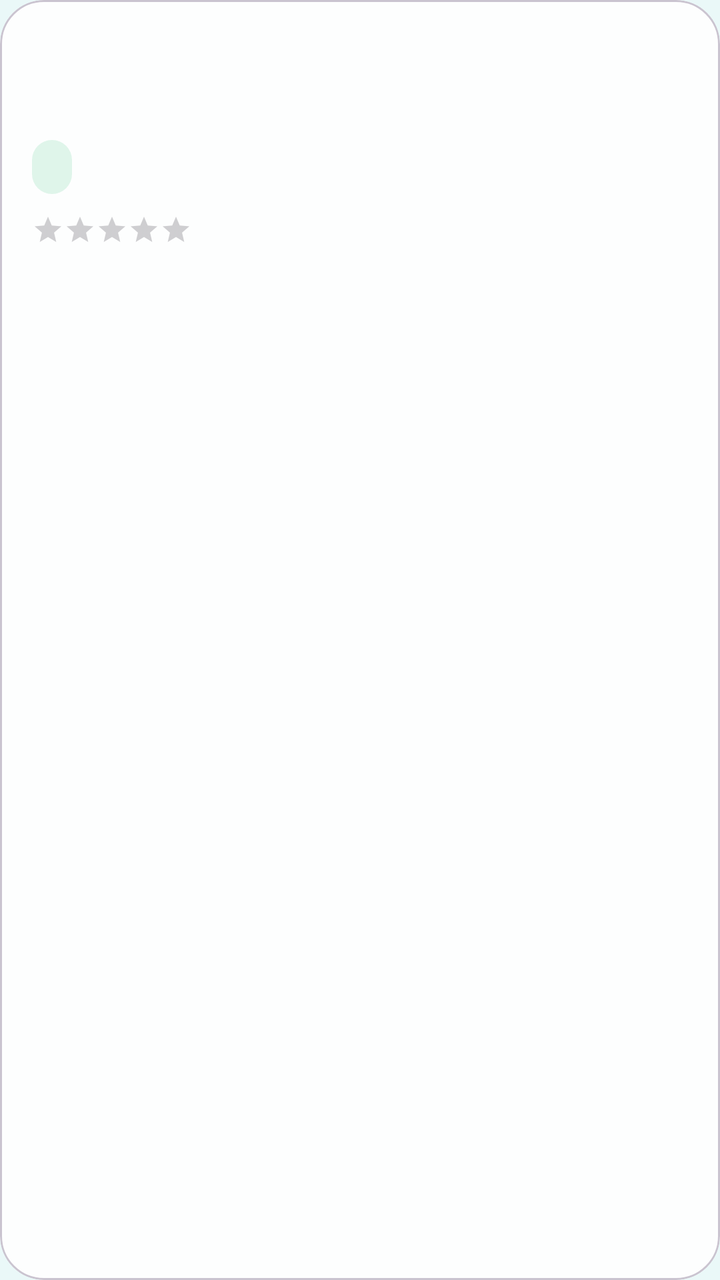
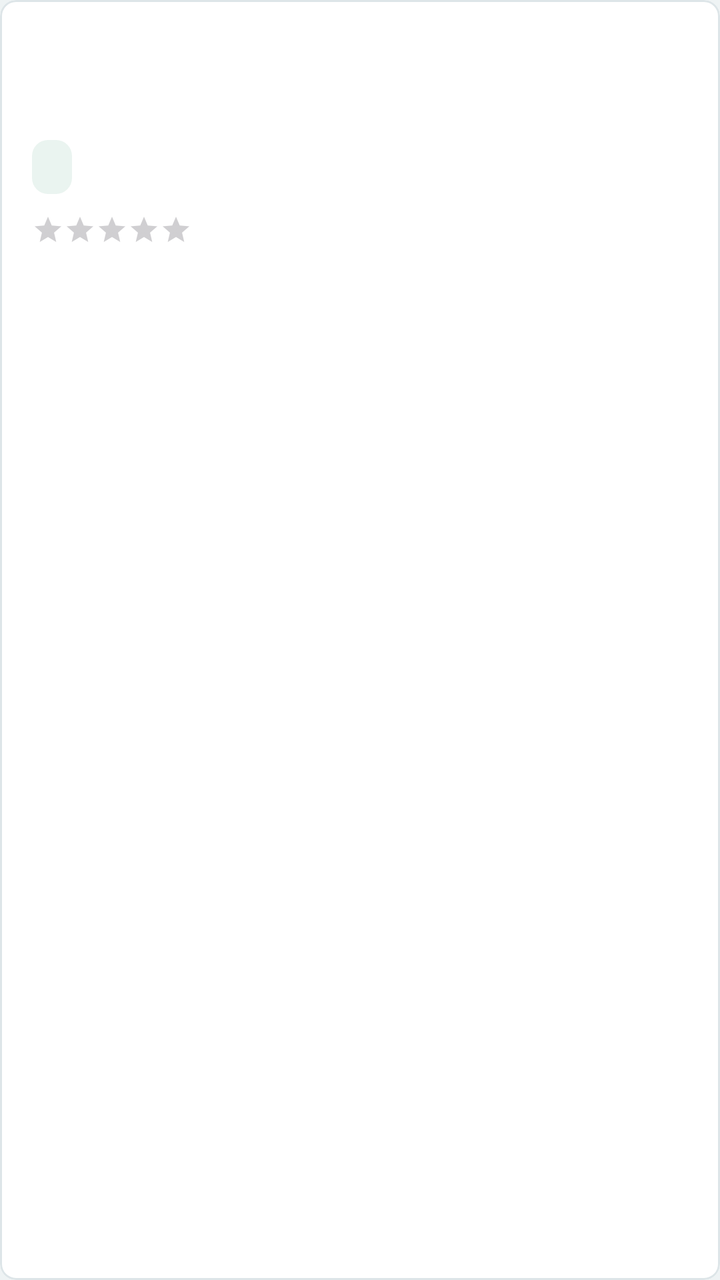

An Android layout rendered at two revisions. The XML below is the earlier revision; the diff shows what the commit changed to produce the second picture.
<!-- AndroidManifest.xml: application theme Theme.ViBaCar -->
<!-- res/layout/item_reserva.xml -->
<?xml version="1.0" encoding="utf-8"?>
<com.google.android.material.card.MaterialCardView xmlns:android="http://schemas.android.com/apk/res/android"
    xmlns:app="http://schemas.android.com/apk/res-auto"
    android:layout_width="match_parent"
    android:layout_height="wrap_content"
    android:layout_marginBottom="12dp"
    app:cardBackgroundColor="@color/color_targeta"
    app:cardCornerRadius="22dp">

    <LinearLayout
        android:layout_width="match_parent"
        android:layout_height="wrap_content"
        android:orientation="vertical"
        android:padding="16dp">

        <TextView
            android:id="@+id/txtTitol"
            android:layout_width="match_parent"
            android:layout_height="wrap_content"
            android:textColor="@color/color_text_principal"
            android:textStyle="bold" />

        <TextView
            android:id="@+id/txtSubtitol"
            android:layout_width="match_parent"
            android:layout_height="wrap_content"
            android:layout_marginTop="6dp"
            android:textColor="@color/color_text_secundari" />

        <TextView
            android:id="@+id/txtEstat"
            android:layout_width="wrap_content"
            android:layout_height="wrap_content"
            android:layout_marginTop="10dp"
            android:background="@drawable/fons_xip"
            android:paddingStart="10dp"
            android:paddingTop="4dp"
            android:paddingEnd="10dp"
            android:paddingBottom="4dp"
            android:textColor="@color/color_principal_fosc"
            android:textStyle="bold" />

        <LinearLayout
            android:layout_width="match_parent"
            android:layout_height="wrap_content"
            android:layout_marginTop="10dp"
            android:gravity="center_vertical"
            android:orientation="horizontal">

            <RatingBar
                android:id="@+id/barraValoracio"
                style="?android:attr/ratingBarStyleSmall"
                android:layout_width="wrap_content"
                android:layout_height="wrap_content"
                android:isIndicator="true"
                android:numStars="5"
                android:stepSize="1" />

            <Space
                android:layout_width="0dp"
                android:layout_height="1dp"
                android:layout_weight="1" />

            <com.google.android.material.button.MaterialButton
                android:id="@+id/botoSecundari"
                style="@style/Widget.Material3.Button.TextButton"
                android:layout_width="wrap_content"
                android:layout_height="wrap_content"
                android:visibility="gone" />

            <com.google.android.material.button.MaterialButton
                android:id="@+id/botoPrincipal"
                style="@style/Widget.Material3.Button.TextButton"
                android:layout_width="wrap_content"
                android:layout_height="wrap_content"
                android:visibility="gone" />

            <com.google.android.material.button.MaterialButton
                android:id="@+id/botoPuntuar"
                style="@style/Widget.Material3.Button.TextButton"
                android:layout_width="wrap_content"
                android:layout_height="wrap_content"
                android:visibility="gone"
                android:text="@string/boto_puntuar" />
        </LinearLayout>
    </LinearLayout>

</com.google.android.material.card.MaterialCardView>
<!-- resources referenced by this layout -->
<resources>
  <color name="color_principal_fosc">#2DA5BB</color>
  <color name="color_targeta">#FDFEFE</color>
  <color name="color_text_principal">#17354A</color>
  <color name="color_text_secundari">#547283</color>
  <!-- drawable fons_xip (drawable) -->
  <?xml version="1.0" encoding="utf-8"?>
  <shape xmlns:android="http://schemas.android.com/apk/res/android">
      <solid android:color="@color/color_xip" />
      <corners android:radius="18dp" />
  </shape>
  <string name="boto_puntuar">Puntuar</string>
  <style name="Theme.ViBaCar" parent="Base.Theme.ViBaCar" />
  <color name="color_xip">#DFF5EA</color>
  <style name="Base.Theme.ViBaCar" parent="Theme.Material3.Light.NoActionBar">
          <item name="colorPrimary">@color/color_principal</item>
          <item name="colorOnPrimary">@color/color_text_clar</item>
          <item name="colorSecondary">@color/color_secundari</item>
          <item name="android:statusBarColor">@android:color/transparent</item>
          <item name="android:navigationBarColor">@color/color_fons</item>
          <item name="android:windowLightStatusBar">true</item>
          <item name="android:windowBackground">@color/color_fons</item>
      </style>
  <color name="color_principal">#44C3D6</color>
  <color name="color_text_clar">#FFFFFF</color>
  <color name="color_secundari">#78D6A2</color>
  <color name="color_fons">#EAF8F8</color>
</resources>

<!-- the commit's change to res/layout/item_reserva.xml (unified diff, before → after) -->
@@ -5,7 +5,10 @@
     android:layout_height="wrap_content"
     android:layout_marginBottom="12dp"
     app:cardBackgroundColor="@color/color_targeta"
-    app:cardCornerRadius="22dp">
+    app:cardCornerRadius="8dp"
+    app:cardElevation="0dp"
+    app:strokeColor="@color/color_linia"
+    app:strokeWidth="1dp">
 
     <LinearLayout
         android:layout_width="match_parent"
<!-- resource entries referenced after the edit -->
@@ -1,18 +1,19 @@
 <!-- resources referenced by this layout -->
 <resources>
-  <color name="color_principal_fosc">#2DA5BB</color>
-  <color name="color_targeta">#FDFEFE</color>
-  <color name="color_text_principal">#17354A</color>
-  <color name="color_text_secundari">#547283</color>
+  <color name="color_linia">#DDE5E8</color>
+  <color name="color_principal_fosc">#073F46</color>
+  <color name="color_targeta">#FFFFFF</color>
+  <color name="color_text_principal">#14212B</color>
+  <color name="color_text_secundari">#63727C</color>
   <!-- drawable fons_xip (drawable) -->
   <?xml version="1.0" encoding="utf-8"?>
   <shape xmlns:android="http://schemas.android.com/apk/res/android">
       <solid android:color="@color/color_xip" />
-      <corners android:radius="18dp" />
+      <corners android:radius="8dp" />
   </shape>
   <string name="boto_puntuar">Puntuar</string>
   <style name="Theme.ViBaCar" parent="Base.Theme.ViBaCar" />
-  <color name="color_xip">#DFF5EA</color>
+  <color name="color_xip">#EAF4F0</color>
   <style name="Base.Theme.ViBaCar" parent="Theme.Material3.Light.NoActionBar">
           <item name="colorPrimary">@color/color_principal</item>
           <item name="colorOnPrimary">@color/color_text_clar</item>
@@ -22,9 +23,9 @@
           <item name="android:windowLightStatusBar">true</item>
           <item name="android:windowBackground">@color/color_fons</item>
       </style>
-  <color name="color_principal">#44C3D6</color>
+  <color name="color_principal">#0B5D66</color>
   <color name="color_text_clar">#FFFFFF</color>
-  <color name="color_secundari">#78D6A2</color>
-  <color name="color_fons">#EAF8F8</color>
+  <color name="color_secundari">#2F8F67</color>
+  <color name="color_fons">#EEF3F4</color>
 </resources>
 
